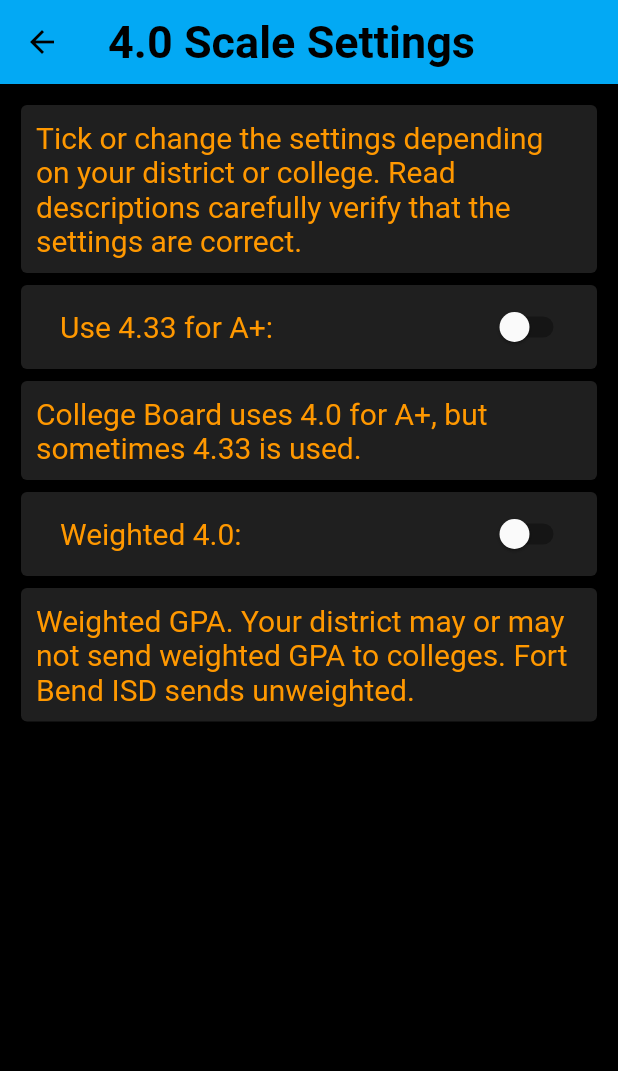
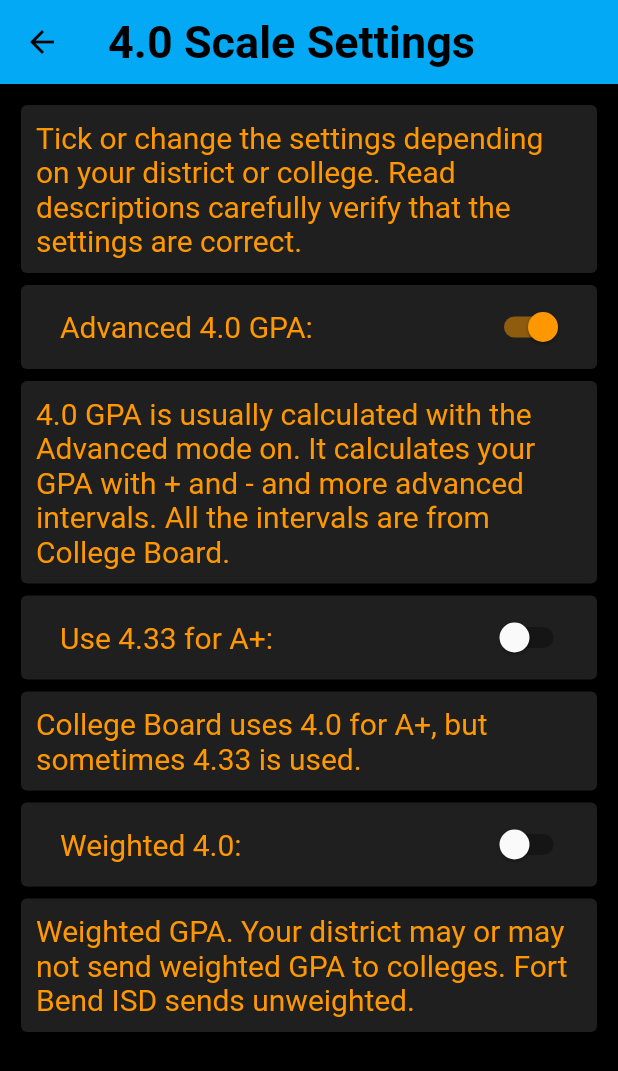
Before and after one commit to ClearHall/SkyMobile, a Flutter app: the GPACalculatorSettings screen opened by its route, on a phone screen of 412 x 824 dp. Shown: the top 1071 px of the screen. Run offline on Flutter 3.47's test engine with Material 2 defaults, Android fonts, the phone set to English and light mode, and no system bars; missing offline and left inert: skyscrapeapi.

Commit message:
Version 1.1.0 Update

```diff
--- a/lib/GPACalculator/gpaCalculatorSupportUtils.dart
+++ b/lib/GPACalculator/gpaCalculatorSupportUtils.dart
@@ -3,13 +3,34 @@ import 'package:skyscrapeapi/skywardAPITypes.dart';
 import 'package:skymobile/HelperUtilities//jsonSaver.dart';
 import 'gpaCalculatorTypes.dart';
 
-Map<String, dynamic> extraGPASettings = Map.fromIterables(['Use 4.33 for A+', 'Weighted 4.0'], [Map.fromIterables(['description', 'option'], ['College Board uses 4.0 for A+, but sometimes 4.33 is used.', false]), Map.fromIterables(['description', 'option'], ['Weighted GPA. Your district may or may not send weighted GPA to colleges. Fort Bend ISD sends unweighted.', false])]);
+Map<String, dynamic> extraGPASettings = Map.fromIterables([
+  'Advanced 4.0 GPA',
+  'Use 4.33 for A+',
+  'Weighted 4.0'
+], [
+  Map.fromIterables([
+    'description',
+    'option'
+  ], [
+    '4.0 GPA is usually calculated with the Advanced mode on. It calculates your GPA with + and - and more advanced intervals. All the intervals are from College Board.',
+    true
+  ]),
+  Map.fromIterables(['description', 'option'],
+      ['College Board uses 4.0 for A+, but sometimes 4.33 is used.', false]),
+  Map.fromIterables([
+    'description',
+    'option'
+  ], [
+    'Weighted GPA. Your district may or may not send weighted GPA to colleges. Fort Bend ISD sends unweighted.',
+    false
+  ])
+]);
 
 double get40Scale(List<SchoolYear> enabledSchoolYears) {
   _getClassLevelSettings();
-  bool shouldAdd = false;
+  bool shouldAdd = extraGPASettings['Weighted 4.0']['option'];
   GPA40ScaleRangeList rangeList =
-      GPA40ScaleRangeList(advanced: true, will433: false);
+      GPA40ScaleRangeList(advanced: extraGPASettings['Advanced 4.0 GPA']['option'], will433: extraGPASettings['Use 4.33 for A+']['option']);
   List<double> averagesRespeciveOfTerms = [];
   for (String term in termIdentifiersCountingTowardGPA) {
     double finalGrade = 0;
@@ -28,7 +49,7 @@ double get40Scale(List<SchoolYear> enabledSchoolYears) {
                 double creditHrs = (classYear.credits ?? 1.0) * 3.0;
                 double x =
                     (rangeList.findGPAScale(attemptedDoubleParse.toInt()) +
-                        ((shouldAdd ? addOnPoints : 0 ) / 10.0));
+                        ((shouldAdd ? addOnPoints : 0) / 10.0));
                 finalGrade += x * creditHrs;
                 credits += creditHrs;
               }
@@ -148,11 +169,9 @@ saveTermsToRead() async {
 getExtraGPASettings() async {
   JSONSaver jsonSaver = JSONSaver(FilesAvailable.gpaExtraSettings);
   var retrieved = await jsonSaver.readListData();
-  if(retrieved is Map){
+  if (retrieved is Map) {
     extraGPASettings = retrieved;
-  }else{
-
-  }
+  } else {}
 }
 
 saveExtraGPASettings() async {
--- a/pubspec.yaml
+++ b/pubspec.yaml
@@ -11,7 +11,7 @@ description: SkyMobile
 # In iOS, build-name is used as CFBundleShortVersionString while build-number used as CFBundleVersion.
 # Read more about iOS versioning at
 # https://developer.apple.com/library/archive/documentation/General/Reference/InfoPlistKeyReference/Articles/CoreFoundationKeys.html
-version: 1.0.3+20
+version: 1.1.0+21
 
 environment:
   sdk: ">=2.2.0 <3.0.0"
```
Also changed, not shown: 1 other file.
